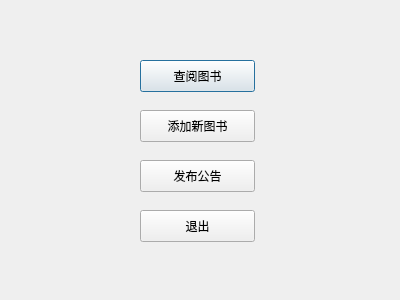
sxtyzhangzk/LiBrother, file LiBrother/LiBrotherClient/managermain.ui: the form before one commit.
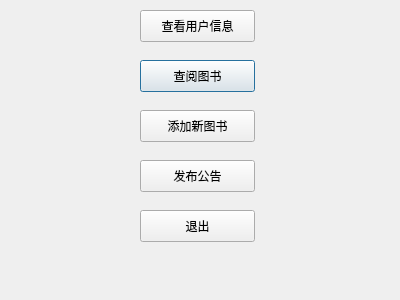
The form after the commit.

What changed in the file:
```diff
--- a/LiBrother/LiBrotherClient/managermain.ui
+++ b/LiBrother/LiBrotherClient/managermain.ui
@@ -78,6 +78,19 @@
     <string>退出</string>
    </property>
   </widget>
+  <widget class="QPushButton" name="pushButton_5">
+   <property name="geometry">
+    <rect>
+     <x>140</x>
+     <y>10</y>
+     <width>115</width>
+     <height>32</height>
+    </rect>
+   </property>
+   <property name="text">
+    <string>查看用户信息</string>
+   </property>
+  </widget>
  </widget>
  <resources/>
  <connections>
```
